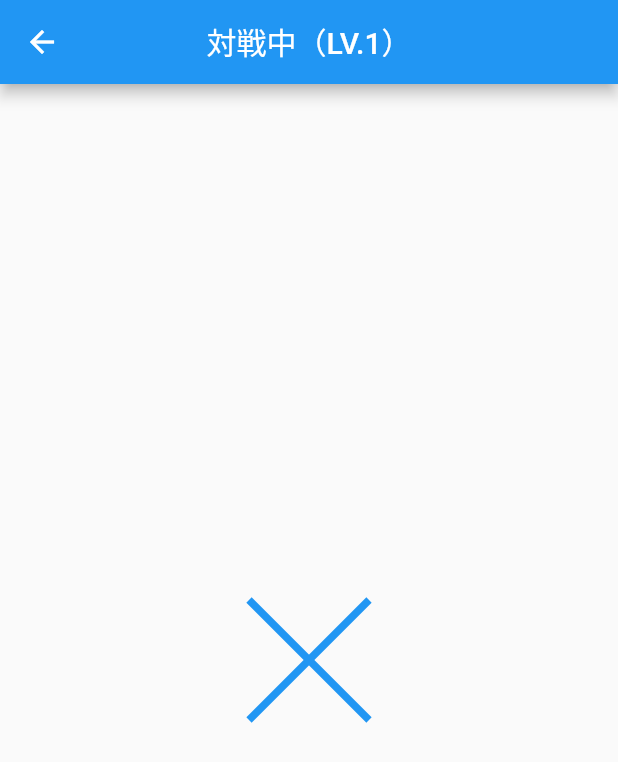
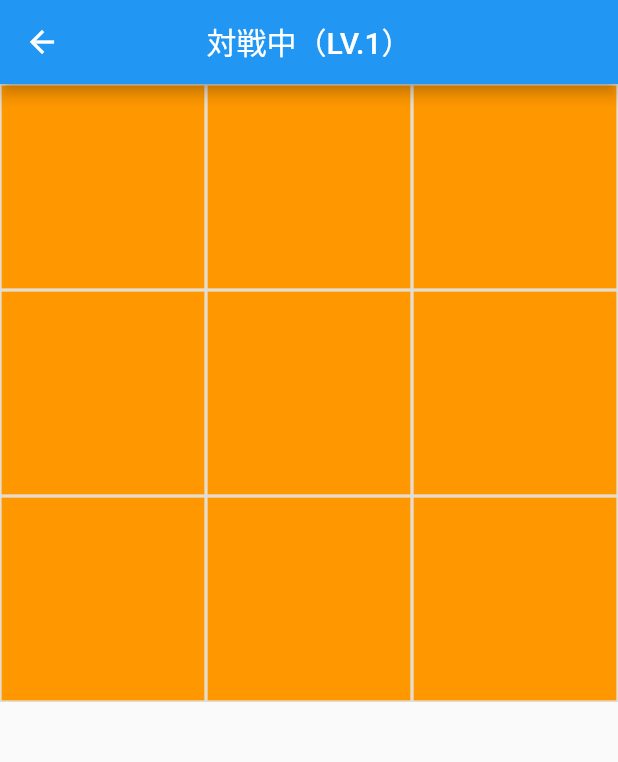
Before and after one commit to morio77/marubatsu-com, a Flutter app: the screen it shows after launch, after a tap on an icon or button, on a phone screen of 412 x 824 dp. Shown: the top 762 px of the screen. Run offline on Flutter 3.47's test engine with Material 2 defaults, Android fonts, the phone set to English and light mode, and no system bars; our stand-ins replace hive, hive_flutter; accounts and stored records are empty; generated files the repository leaves out were written again.

Commit message:
COMのターンの基礎を構築

```diff
--- a/marubatsu_com/lib/view_models/battle_model.dart
+++ b/marubatsu_com/lib/view_models/battle_model.dart
@@ -3,10 +3,10 @@ import 'package:marubatsu_com/utils/cell_type_utils.dart';
 
 @immutable
 class BattleModel {
-  final comLevel;
-  final ownCellType;
-  final cellInfo;
-  final cellTypeInTurn;
+  final int comLevel;
+  final CellType ownCellType;
+  final List<CellType> cellInfo;
+  final CellType cellTypeInTurn;
 
   BattleModel(this.comLevel, this.ownCellType, this.cellInfo, this.cellTypeInTurn);
 
--- a/marubatsu_com/lib/view_models/battle_page_model.dart
+++ b/marubatsu_com/lib/view_models/battle_page_model.dart
@@ -2,8 +2,10 @@ import 'package:flutter/material.dart';
 import 'package:hive/hive.dart';
 import 'package:marubatsu_com/utils/cell_type_utils.dart';
 import 'package:marubatsu_com/view_models/battle_model.dart';
+import 'package:marubatsu_com/view_models/com_model.dart';
 
 class BattlePageModel extends ChangeNotifier {
+  CellType ownCellType;
   BattleModel battleModel;
 
   /// コンストラクタ
@@ -11,7 +13,7 @@ class BattlePageModel extends ChangeNotifier {
   BattlePageModel.initialize(int comLevel) {
     // バトルモデルを作成
     final box = Hive.box('settings');
-    final ownCellType = box.get('own_cell_type');
+    ownCellType = box.get('own_cell_type');
     battleModel = BattleModel(comLevel, ownCellType, List.generate(9, (index) => CellType.none), CellType.maru);
     notifyListeners();
 
@@ -23,15 +25,32 @@ class BattlePageModel extends ChangeNotifier {
 
   /// 自分がセルをタップされた時に呼ばれる
   void cellTapped(int index) {
+    // バトルモデルを更新する
+    final cellTypeNextTurn = ownCellType == CellType.maru ? CellType.batsu : CellType.maru;
+    final updatedCellInfo = battleModel.cellInfo..[index] = ownCellType;
+    battleModel = battleModel.copyWith(cellInfo: updatedCellInfo, cellTypeInTurn: cellTypeNextTurn);
+    notifyListeners();
 
+    // コンピュータに入力させる
+    comTurn();
   }
 
   /// コンピュータのターンになったら呼ばれる
   void comTurn() {
     // 次に打つ手を計算する
+    final comCellType = ownCellType == CellType.maru ? CellType.batsu : CellType.maru;
+    final comModel = ComModel(battleModel.comLevel, battleModel.cellInfo, comCellType);
+    final updatedCellInfo = comModel.calcAndUpdateCellInfo();
 
     // バトルモデルを更新する
+    battleModel = battleModel.copyWith(cellInfo: updatedCellInfo, cellTypeInTurn: ownCellType);
 
+    notifyListeners();
+  }
+
+  /// 自分のターンかどうか調べて返す
+  bool isSelfTurn() {
+    return battleModel.cellTypeInTurn == ownCellType ? true : false;
   }
 
 }
--- /dev/null
+++ b/marubatsu_com/lib/view_models/com_model.dart
@@ -0,0 +1,14 @@
+import 'package:marubatsu_com/utils/cell_type_utils.dart';
+
+class ComModel {
+  final int comLevel;
+  final List<CellType> cellInfo;
+  final CellType comCellType;
+
+  ComModel(this.comLevel, this.cellInfo, this.comCellType);
+
+  // 手を打った後のCellInfoを返す
+  List<CellType> calcAndUpdateCellInfo () {
+    return cellInfo..[0] = comCellType;
+  }
+}
--- a/marubatsu_com/lib/views/battle_page.dart
+++ b/marubatsu_com/lib/views/battle_page.dart
@@ -24,14 +24,44 @@ class BattlePage extends StatelessWidget {
               centerTitle: true,
             ),
             body: Center(
-              child: CustomPaint(
-                size: Size(100, 100),
-                painter: CellPainter(CellType.batsu),
-              ),
+              child: BattleField(model),
             ),
           );
         },
       ),
     );
   }
+
+  Widget BattleField(BattlePageModel model) {
+    /// 一つのセルを表すウィジェット
+    Widget _cell(CellType cellType, index) {
+      return Container(
+        decoration: BoxDecoration(
+          border: Border.all(color: Colors.black12, width: 1.0),
+          color: Colors.white54,
+        ),
+        child: cellType == CellType.none ? Material(
+          color: Colors.orange,
+          child: model.isSelfTurn() ? InkWell(
+            onTap: () => {
+              model.cellTapped(index),
+            },
+          ) : Container(),
+        ) : Center(
+          child: CustomPaint(
+            size: Size(50, 50),
+            painter: CellPainter(cellType),
+          ),
+        ),
+      );
+    }
+
+    final gridViewList = List.generate(9, (index) => _cell(model.battleModel.cellInfo[index], index));
+
+    return GridView.count(
+      physics: NeverScrollableScrollPhysics(),
+      crossAxisCount: 3,
+      children: gridViewList,
+    );
+  }
 }
```
